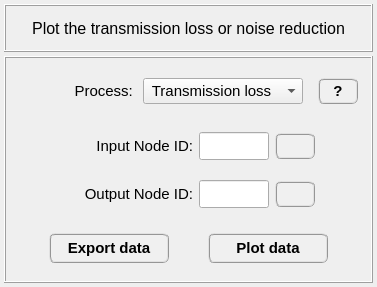
Before: the Qt Designer form pulse/interface/ui_files/plots/results/acoustic/plot_transmission_loss.ui in open-pulse/OpenPulse, drawn with Qt 5.
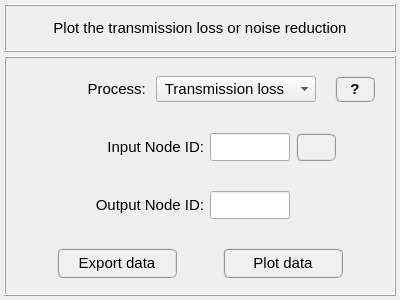
After: the same form once the commit is applied.

```diff
--- a/pulse/interface/ui_files/plots/results/acoustic/plot_transmission_loss.ui
+++ b/pulse/interface/ui_files/plots/results/acoustic/plot_transmission_loss.ui
@@ -6,8 +6,8 @@
    <rect>
     <x>0</x>
     <y>0</y>
-    <width>377</width>
-    <height>287</height>
+    <width>400</width>
+    <height>300</height>
    </rect>
   </property>
   <property name="windowTitle">
@@ -85,7 +85,7 @@
         <property name="font">
          <font>
           <family>MS Shell Dlg 2</family>
-          <pointsize>12</pointsize>
+          <pointsize>11</pointsize>
           <weight>50</weight>
           <italic>false</italic>
           <bold>false</bold>
@@ -143,6 +143,12 @@
       </property>
       <item row="3" column="0">
        <widget class="QFrame" name="frame_4">
+        <property name="minimumSize">
+         <size>
+          <width>0</width>
+          <height>52</height>
+         </size>
+        </property>
         <property name="frameShape">
          <enum>QFrame::NoFrame</enum>
         </property>
@@ -183,15 +189,15 @@
             <font>
              <family>MS Shell Dlg 2</family>
              <pointsize>11</pointsize>
-             <weight>75</weight>
+             <weight>9</weight>
              <italic>false</italic>
-             <bold>true</bold>
+             <bold>false</bold>
             </font>
            </property>
            <property name="styleSheet">
-            <string notr="true">QPushButton{border-radius: 6px; border-color: rgb(150, 150, 150); border-style: ridge; border-width: 2px; color: rgb(0, 0, 0); background-color: rgb(240, 240, 240); font: 75 bold 11pt &quot;MS Shell Dlg 2&quot;}
-QPushButton:hover{border-radius: 6px; border-color: rgb(0, 170, 255); border-style: ridge; border-width: 2px; color: rgb(0, 0, 0); background-color: rgba(174, 213, 255, 100); font: 75 bold 11pt &quot;MS Shell Dlg 2&quot;}
-QPushButton:pressed{border-radius: 6px; border-color: rgb(0, 170, 255); border-style: ridge; border-width: 3px; color: rgb(0, 0, 0); background-color: rgb(174, 213, 255); font: 75 bold 11pt &quot;MS Shell Dlg 2&quot;}</string>
+            <string notr="true">QPushButton{border-radius: 6px; border-color: rgb(150, 150, 150); border-style: ridge; border-width: 2px; color: rgb(0, 0, 0); background-color: rgb(240, 240, 240); font: 75 11pt &quot;MS Shell Dlg 2&quot;}
+QPushButton:hover{border-radius: 6px; border-color: rgb(0, 170, 255); border-style: ridge; border-width: 2px; color: rgb(0, 0, 0); background-color: rgba(174, 213, 255, 100); font: 75 11pt &quot;MS Shell Dlg 2&quot;}
+QPushButton:pressed{border-radius: 6px; border-color: rgb(0, 170, 255); border-style: ridge; border-width: 3px; color: rgb(0, 0, 0); background-color: rgb(174, 213, 255); font: 75 11pt &quot;MS Shell Dlg 2&quot;}</string>
            </property>
            <property name="text">
             <string>Export data</string>
@@ -219,15 +225,15 @@
             <font>
              <family>MS Shell Dlg 2</family>
              <pointsize>11</pointsize>
-             <weight>75</weight>
+             <weight>9</weight>
              <italic>false</italic>
-             <bold>true</bold>
+             <bold>false</bold>
             </font>
            </property>
            <property name="styleSheet">
-            <string notr="true">QPushButton{border-radius: 6px; border-color: rgb(150, 150, 150); border-style: ridge; border-width: 2px; color: rgb(0, 0, 0); background-color: rgb(240, 240, 240); font: 75 bold 11pt &quot;MS Shell Dlg 2&quot;}
-QPushButton:hover{border-radius: 6px; border-color: rgb(0, 170, 255); border-style: ridge; border-width: 2px; color: rgb(0, 0, 0); background-color: rgba(174, 213, 255, 100); font: 75 bold 11pt &quot;MS Shell Dlg 2&quot;}
-QPushButton:pressed{border-radius: 6px; border-color: rgb(0, 170, 255); border-style: ridge; border-width: 3px; color: rgb(0, 0, 0); background-color: rgb(174, 213, 255); font: 75 bold 11pt &quot;MS Shell Dlg 2&quot;}</string>
+            <string notr="true">QPushButton{border-radius: 6px; border-color: rgb(150, 150, 150); border-style: ridge; border-width: 2px; color: rgb(0, 0, 0); background-color: rgb(240, 240, 240); font: 75 11pt &quot;MS Shell Dlg 2&quot;}
+QPushButton:hover{border-radius: 6px; border-color: rgb(0, 170, 255); border-style: ridge; border-width: 2px; color: rgb(0, 0, 0); background-color: rgba(174, 213, 255, 100); font: 75 11pt &quot;MS Shell Dlg 2&quot;}
+QPushButton:pressed{border-radius: 6px; border-color: rgb(0, 170, 255); border-style: ridge; border-width: 3px; color: rgb(0, 0, 0); background-color: rgb(174, 213, 255); font: 75 11pt &quot;MS Shell Dlg 2&quot;}</string>
            </property>
            <property name="text">
             <string>Plot data</string>
@@ -269,10 +275,16 @@
       </item>
       <item row="1" column="0">
        <widget class="QFrame" name="frame_2">
+        <property name="minimumSize">
+         <size>
+          <width>0</width>
+          <height>52</height>
+         </size>
+        </property>
         <property name="maximumSize">
          <size>
           <width>16777215</width>
-          <height>44</height>
+          <height>16777215</height>
          </size>
         </property>
         <property name="frameShape">
@@ -283,35 +295,35 @@
         </property>
         <layout class="QGridLayout" name="gridLayout_4">
          <property name="leftMargin">
-          <number>4</number>
+          <number>2</number>
          </property>
          <property name="topMargin">
-          <number>4</number>
+          <number>2</number>
          </property>
          <property name="rightMargin">
-          <number>4</number>
+          <number>2</number>
          </property>
          <property name="bottomMargin">
-          <number>4</number>
+          <number>2</number>
          </property>
          <property name="horizontalSpacing">
           <number>6</number>
          </property>
          <property name="verticalSpacing">
-          <number>4</number>
+          <number>2</number>
          </property>
          <item row="0" column="3">
-          <widget class="QPushButton" name="pushButton_flip_nodes_input">
+          <widget class="QPushButton" name="pushButton_flip_nodes">
            <property name="minimumSize">
             <size>
              <width>40</width>
-             <height>26</height>
+             <height>28</height>
             </size>
            </property>
            <property name="maximumSize">
             <size>
              <width>40</width>
-             <height>26</height>
+             <height>28</height>
             </size>
            </property>
            <property name="font">
@@ -349,7 +361,7 @@
           <widget class="QLabel" name="Input_NodeID">
            <property name="minimumSize">
             <size>
-             <width>130</width>
+             <width>140</width>
              <height>28</height>
             </size>
            </property>
@@ -380,13 +392,13 @@
           <widget class="QLineEdit" name="lineEdit_input_node_id">
            <property name="minimumSize">
             <size>
-             <width>70</width>
+             <width>80</width>
              <height>28</height>
             </size>
            </property>
            <property name="maximumSize">
             <size>
-             <width>70</width>
+             <width>80</width>
              <height>28</height>
             </size>
            </property>
@@ -435,10 +447,16 @@
       </item>
       <item row="2" column="0">
        <widget class="QFrame" name="frame">
+        <property name="minimumSize">
+         <size>
+          <width>0</width>
+          <height>52</height>
+         </size>
+        </property>
         <property name="maximumSize">
          <size>
           <width>16777215</width>
-          <height>44</height>
+          <height>16777215</height>
          </size>
         </property>
         <property name="frameShape">
@@ -449,54 +467,40 @@
         </property>
         <layout class="QGridLayout" name="gridLayout_2">
          <property name="leftMargin">
-          <number>4</number>
+          <number>2</number>
          </property>
          <property name="topMargin">
-          <number>4</number>
+          <number>2</number>
          </property>
          <property name="rightMargin">
-          <number>4</number>
+          <number>2</number>
          </property>
          <property name="bottomMargin">
-          <number>4</number>
+          <number>2</number>
          </property>
          <property name="horizontalSpacing">
           <number>6</number>
          </property>
          <property name="verticalSpacing">
-          <number>4</number>
+          <number>2</number>
          </property>
-         <item row="0" column="2">
-          <widget class="QLineEdit" name="lineEdit_output_node_id">
-           <property name="minimumSize">
-            <size>
-             <width>70</width>
-             <height>28</height>
-            </size>
+         <item row="0" column="0">
+          <widget class="QFrame" name="frame_10">
+           <property name="frameShape">
+            <enum>QFrame::NoFrame</enum>
            </property>
-           <property name="maximumSize">
-            <size>
-             <width>70</width>
-             <height>28</height>
-            </size>
+           <property name="frameShadow">
+            <enum>QFrame::Raised</enum>
            </property>
-           <property name="font">
-            <font>
-             <family>Arial</family>
-             <pointsize>11</pointsize>
-             <weight>75</weight>
-             <italic>true</italic>
-             <bold>true</bold>
-            </font>
+          </widget>
+         </item>
+         <item row="0" column="4">
+          <widget class="QFrame" name="frame_9">
+           <property name="frameShape">
+            <enum>QFrame::NoFrame</enum>
            </property>
-           <property name="layoutDirection">
-            <enum>Qt::LeftToRight</enum>
-           </property>
-           <property name="styleSheet">
-            <string notr="true"/>
-           </property>
-           <property name="alignment">
-            <set>Qt::AlignCenter</set>
+           <property name="frameShadow">
+            <enum>QFrame::Raised</enum>
            </property>
           </widget>
          </item>
@@ -504,7 +508,7 @@
           <widget class="QLabel" name="Output_NodeID">
            <property name="minimumSize">
             <size>
-             <width>130</width>
+             <width>140</width>
              <height>28</height>
             </size>
            </property>
@@ -531,63 +535,54 @@
            </property>
           </widget>
          </item>
-         <item row="0" column="3">
-          <widget class="QPushButton" name="pushButton_flip_nodes_output">
+         <item row="0" column="2">
+          <widget class="QLineEdit" name="lineEdit_output_node_id">
            <property name="minimumSize">
             <size>
-             <width>40</width>
-             <height>26</height>
+             <width>80</width>
+             <height>28</height>
             </size>
            </property>
            <property name="maximumSize">
             <size>
-             <width>40</width>
-             <height>26</height>
+             <width>80</width>
+             <height>28</height>
             </size>
            </property>
            <property name="font">
             <font>
-             <family>MS Shell Dlg 2</family>
+             <family>Arial</family>
              <pointsize>11</pointsize>
              <weight>75</weight>
-             <italic>false</italic>
+             <italic>true</italic>
              <bold>true</bold>
             </font>
            </property>
-           <property name="toolTip">
-            <string>Press to flip nodes.</string>
+           <property name="layoutDirection">
+            <enum>Qt::LeftToRight</enum>
            </property>
            <property name="styleSheet">
-            <string notr="true">QPushButton{border-radius: 6px; border-color: rgb(150, 150, 150); border-style: ridge; border-width: 2px; color: rgb(0, 0, 0); background-color: rgb(240, 240, 240); font: 75 bold 11pt &quot;MS Shell Dlg 2&quot;}
-QPushButton:hover{border-radius: 6px; border-color: rgb(0, 170, 255); border-style: ridge; border-width: 2px; color: rgb(0, 0, 0); background-color: rgba(174, 213, 255, 100); font: 75 bold 11pt &quot;MS Shell Dlg 2&quot;}
-QPushButton:pressed{border-radius: 6px; border-color: rgb(0, 170, 255); border-style: ridge; border-width: 3px; color: rgb(0, 0, 0); background-color: rgb(174, 213, 255); font: 75 bold 11pt &quot;MS Shell Dlg 2&quot;}</string>
+            <string notr="true"/>
            </property>
-           <property name="text">
-            <string/>
+           <property name="alignment">
+            <set>Qt::AlignCenter</set>
            </property>
-           <property name="iconSize">
+          </widget>
+         </item>
+         <item row="0" column="3">
+          <widget class="QFrame" name="frame_14">
+           <property name="minimumSize">
             <size>
-             <width>20</width>
-             <height>20</height>
+             <width>40</width>
+             <height>28</height>
             </size>
            </property>
-           <property name="flat">
-            <bool>false</bool>
+           <property name="maximumSize">
+            <size>
+             <width>40</width>
+             <height>28</height>
+            </size>
            </property>
-          </widget>
-         </item>
-         <item row="0" column="4">
-          <widget class="QFrame" name="frame_9">
-           <property name="frameShape">
-            <enum>QFrame::NoFrame</enum>
-           </property>
-           <property name="frameShadow">
-            <enum>QFrame::Raised</enum>
-           </property>
-          </widget>
-         </item>
-         <item row="0" column="0">
-          <widget class="QFrame" name="frame_10">
            <property name="frameShape">
             <enum>QFrame::NoFrame</enum>
            </property>
@@ -601,6 +596,12 @@
       </item>
       <item row="0" column="0">
        <widget class="QFrame" name="frame_3">
+        <property name="minimumSize">
+         <size>
+          <width>0</width>
+          <height>52</height>
+         </size>
+        </property>
         <property name="frameShape">
          <enum>QFrame::NoFrame</enum>
         </property>
@@ -609,16 +610,22 @@
         </property>
         <layout class="QGridLayout" name="gridLayout_5">
          <property name="leftMargin">
-          <number>0</number>
+          <number>2</number>
          </property>
          <property name="topMargin">
-          <number>0</number>
+          <number>2</number>
          </property>
          <property name="rightMargin">
-          <number>0</number>
+          <number>2</number>
          </property>
          <property name="bottomMargin">
-          <number>0</number>
+          <number>2</number>
+         </property>
+         <property name="horizontalSpacing">
+          <number>6</number>
+         </property>
+         <property name="verticalSpacing">
+          <number>2</number>
          </property>
          <item row="0" column="2">
           <widget class="QComboBox" name="comboBox_processing_selector">
```
